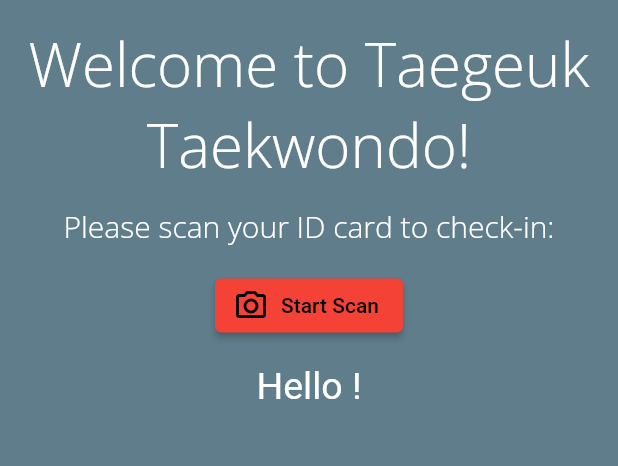
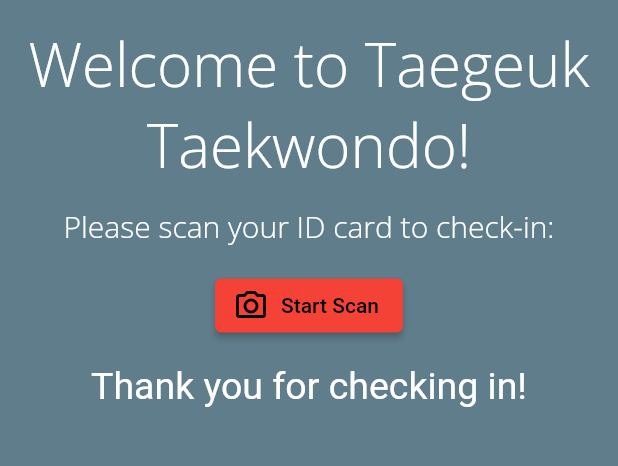
Before and after one commit to dvasquez08/flutter_attendance_app, a Flutter app: the screen it shows after launch, after a tap on "Start Scan", on a phone screen of 412 x 824 dp, the part 491-957 px from its top. Run offline on Flutter 3.47's test engine with Material 2 defaults, Android fonts, the phone set to English and light mode, and no system bars; our stand-ins replace cloud_firestore, firebase_core, google_fonts; missing offline and left inert: flutter_barcode_scanner; accounts and stored records are empty.

Commit message:
Update main.dart

```diff
--- a/lib/main.dart
+++ b/lib/main.dart
@@ -20,8 +20,8 @@ class Attendance extends StatefulWidget {
 }
 
 class _AttendanceState extends State<Attendance> {
-  String studentCode = " ";
   String scanResult = " ";
+  String code = " ";
 
   @override
   Widget build(BuildContext context) {
@@ -64,7 +64,7 @@ class _AttendanceState extends State<Attendance> {
               SizedBox(height: 15.0),
               // The text that appears after scanning a barcode
               Text(
-                scanResult == null ? "Scan a code!" : "Hello $scanResult!",
+                scanResult == null ? "Scan a code!" : "Thank you for checking in!",
                 style: TextStyle(fontSize: 25.0, color: Colors.white),
               )
             ],
@@ -90,10 +90,18 @@ class _AttendanceState extends State<Attendance> {
 
     setState(() => this.scanResult = scanResult);
 
+    // Telling the app what data to save
     Map<String, dynamic> dataToSend = {
-      'code': scanResult,
+      'timestamp': DateTime.now(),
     };
 
-    FirebaseFirestore.instance.collection('students').add(dataToSend);
+    // Code that sends the data to Firestore using the saved data
+    code = scanResult;
+
+    FirebaseFirestore.instance
+        .collection('students')
+        .doc(code)
+        .collection('Attendance')
+        .add(dataToSend);
   }
 }
```
